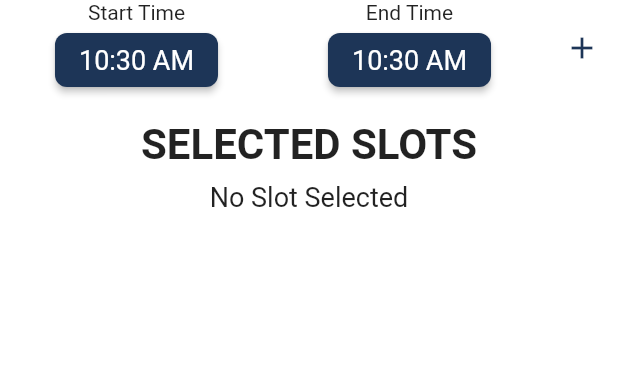
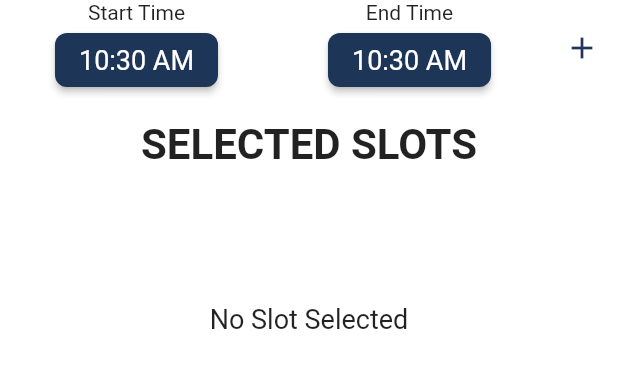
Before and after one commit to DRDiv/AutumnAssignment, a Flutter app: the SlotsEditor widget shown alone on an empty page, opened directly with empty values, on a phone screen of 412 x 824 dp. Shown: the top 368 px of the screen. Run offline on Flutter 3.47's test engine with Material 3 defaults, Android fonts, the phone set to English and light mode, and no system bars; our stand-ins replace dio, flutter_riverpod, flutter_secure_storage, flutter_svg, go_router, image_picker; missing offline and left inert: flutter_inappwebview; accounts and stored records are empty; network calls fail; Roboto replaces fonts that are missing (Montserrat, OpenSans).

Commit message:
Design changed

```diff
--- a/BookingFlutter/bookingsapp/lib/src/components/slotPicker.dart
+++ b/BookingFlutter/bookingsapp/lib/src/components/slotPicker.dart
@@ -106,16 +106,18 @@ class _SlotsEditorState extends State<SlotsEditor> {
           Text('SELECTED SLOTS',
               style: Theme.of(context).textTheme.displaySmall!),
           (widget.slots.isEmpty)
-              ? Padding(
-                  padding: const EdgeInsets.all(8.0),
-                  child: Text('No Slot Selected',
-                      style: Theme.of(context).textTheme.bodyLarge!),
+              ? SizedBox(
+                  height: 200,
+                  child: Center(
+                    child: Text('No Slot Selected',
+                        style: Theme.of(context).textTheme.bodyLarge!),
+                  ),
                 )
               : Container(
                   constraints: const BoxConstraints(
-                    maxHeight: 300.0, // Maximum height you want
+                    minHeight: 200.0,
+                    maxHeight: 200,
                   ),
-                  height: widget.slots.length * 100,
                   child: ListView.builder(
                     itemCount: widget.slots.length,
                     itemBuilder: (context, index) {
```
Also changed, not shown: BookingFlutter/bookingsapp/lib/src/screens/amenityAdmin.dart (+8 -4 lines), BookingFlutter/bookingsapp/lib/src/screens/eventAdmin.dart (+61 -17 lines).
